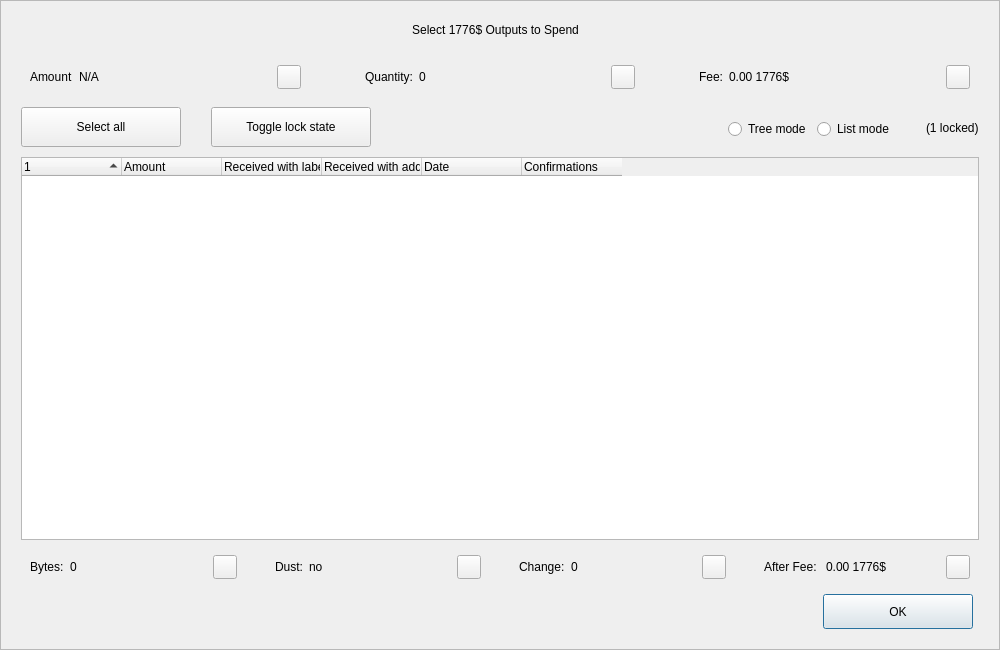
Above: src/qt/forms/coincontroldialog.ui from OrganicLifeCoin/OrganLife-Core before the change. Below: the same form after it.
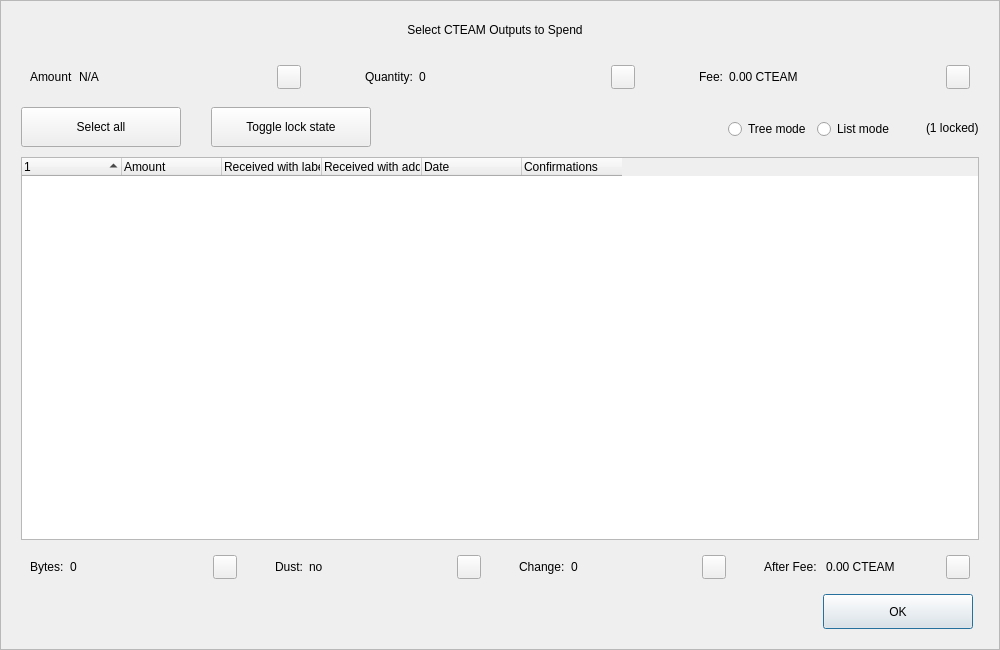
That is the form after the change. Custom widgets are drawn as their Qt base class.

Commit message: CTEAM mainnet release

Patch:
```diff
--- a/src/qt/forms/coincontroldialog.ui
+++ b/src/qt/forms/coincontroldialog.ui
@@ -98,7 +98,7 @@
            </size>
           </property>
           <property name="text">
-           <string>Select 1776$ Outputs to Spend</string>
+           <string>Select CTEAM Outputs to Spend</string>
           </property>
           <property name="alignment">
            <set>Qt::AlignCenter</set>
@@ -268,7 +268,7 @@
            <item>
             <widget class="QLabel" name="labelCoinControlFee">
              <property name="text">
-              <string>0.00 1776$</string>
+              <string>0.00 CTEAM</string>
              </property>
             </widget>
            </item>
@@ -729,7 +729,7 @@
            <item>
             <widget class="QLabel" name="labelCoinControlAfterFee">
              <property name="text">
-              <string>0.00 1776$</string>
+              <string>0.00 CTEAM</string>
              </property>
             </widget>
            </item>
```
The commit also changes 130 other files.
